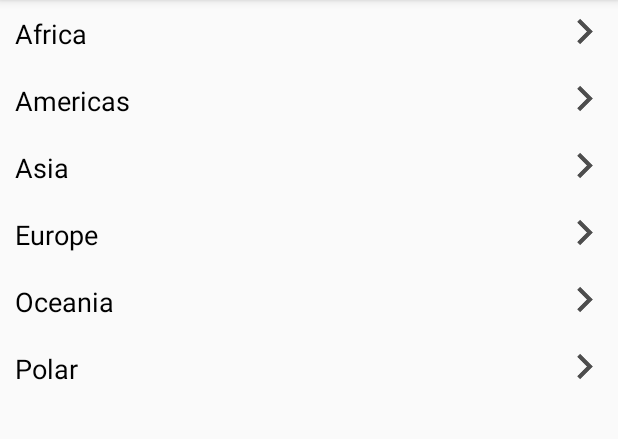
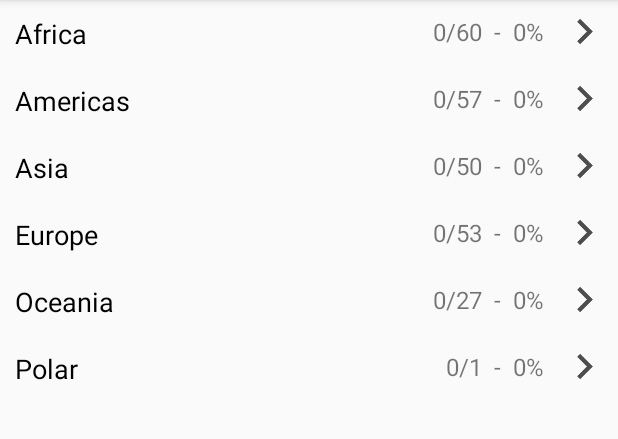
Before and after one commit to kcyl9/TravelExplorer, an Android app: the screen it shows after launch (MainActivity), on a phone screen of 412 x 824 dp, the part 84-523 px from its top. Run offline under Robolectric (Android 15) with nearby library versions, the phone set to English and light mode, and no system bars.

Commit message:
Calculated and displayed amount of countries visited in the form of a fraction and percentage

```diff
--- a/app/src/main/java/edu/harvard/cs50/travelexplorer/CountriesActivity.java
+++ b/app/src/main/java/edu/harvard/cs50/travelexplorer/CountriesActivity.java
@@ -80,12 +80,6 @@ public class CountriesActivity extends AppCompatActivity {
         requestQueue.add(request);
     }
 
-    @Override
-    public void onBackPressed() {
-        super.onBackPressed();
-        finish();
-    }
-
     private void setupRecyclerView(List<Country> countries) {
         linearLayoutManager2 = new LinearLayoutManager(getApplicationContext());
         recyclerView2.setLayoutManager(linearLayoutManager2);
--- a/app/src/main/java/edu/harvard/cs50/travelexplorer/MainActivity.java
+++ b/app/src/main/java/edu/harvard/cs50/travelexplorer/MainActivity.java
@@ -47,4 +47,11 @@ public class MainActivity extends AppCompatActivity {
         total.put("Oceania", 27);
         total.put("Polar", 1);
     }
+
+    @Override
+    protected void onResume() {
+        super.onResume();
+        RegionAdapter regionAdapter = new RegionAdapter((ArrayList<String>) regions, MainActivity.this);
+        recyclerView.setAdapter(regionAdapter);
+    }
 }
--- a/app/src/main/java/edu/harvard/cs50/travelexplorer/RegionAdapter.java
+++ b/app/src/main/java/edu/harvard/cs50/travelexplorer/RegionAdapter.java
@@ -38,8 +38,11 @@ public class RegionAdapter extends RecyclerView.Adapter {
         ViewHolder regionViewHolder = (ViewHolder) holder;
         regionViewHolder.region.setText((CharSequence) regions.get(position));
 
-        fraction = MainActivity.countVisited.get(regions.get(position)) + "/" + MainActivity.total.get(regions.get(position));
-        Log.d("debug", fraction);
+        fraction = MainActivity.countVisited.get(regions.get(position)) + "/" + MainActivity.total.get(regions.get(position)) + "  -  ";
+        regionViewHolder.fraction.setText(fraction);
+
+        percent = (Math.round((float)MainActivity.countVisited.get(regions.get(position)) * 100.0 / (float)MainActivity.total.get(regions.get(position)))) + "%";
+        regionViewHolder.percent.setText(percent);
 
         holder.itemView.setOnClickListener(new View.OnClickListener() {
             @Override
--- a/app/src/main/res/layout/region_row.xml
+++ b/app/src/main/res/layout/region_row.xml
@@ -22,7 +22,6 @@
         android:layout_width="wrap_content"
         android:layout_height="wrap_content"
         android:textSize="16dp"
-        android:layout_marginRight="20dp"
         android:layout_toLeftOf="@+id/percent" />
 
     <TextView
@@ -30,7 +29,7 @@
         android:layout_width="wrap_content"
         android:layout_height="wrap_content"
         android:textSize="16dp"
-        android:layout_marginRight="20dp"
+        android:layout_marginRight="15dp"
         android:layout_toLeftOf="@+id/arrow" />
 
     <ImageView
```
